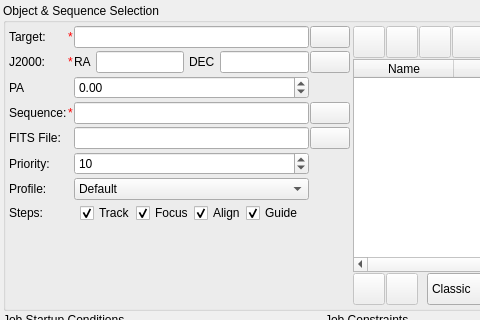
Before: the Qt Designer form kstars/ekos/scheduler/scheduler.ui in KDE/kstars, drawn with Qt 5; both pictures show x 0 to 480 and y 0 to 320 of the 950 by 537 pixel window.
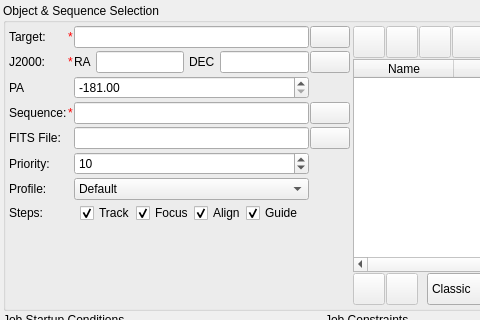
After: the same form once the commit is applied. Icons and pictures are not drawn. Custom widgets are drawn as their Qt base class.

Commit message: Set position angle initial value to -181 which means it is invalid by default and must be set explicitly by the user for it to have any affect on the alignment procedure

Diff of the .ui file:
```diff
--- a/kstars/ekos/scheduler/scheduler.ui
+++ b/kstars/ekos/scheduler/scheduler.ui
@@ -628,7 +628,7 @@
              <string/>
             </property>
             <property name="minimum">
-             <double>-180.000000000000000</double>
+             <double>-181.000000000000000</double>
             </property>
             <property name="maximum">
              <double>180.000000000000000</double>
@@ -637,7 +637,7 @@
              <double>5.000000000000000</double>
             </property>
             <property name="value">
-             <double>0.000000000000000</double>
+             <double>-181.000000000000000</double>
             </property>
            </widget>
           </item>
```
Left out of the diff: 59 changed lines with no effect on the pictures. The commit also changes 1 other file.
